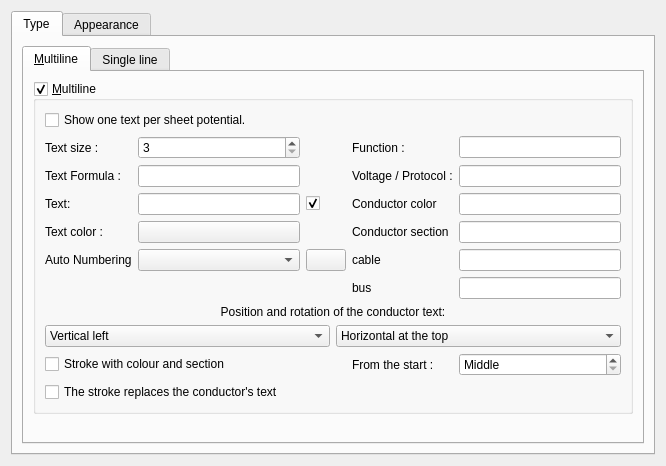
First picture: the form in sources/ui/conductorpropertieswidget.ui, repository qelectrotech/qelectrotech-source-mirror, before the edit.
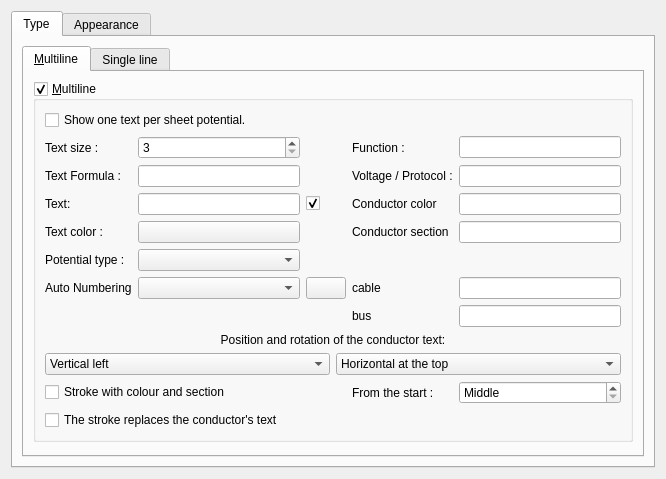
Second picture: the form after the edit. Icons and pictures are not drawn. Custom widgets are drawn as their Qt base class.

Commit message: Add potential types: draw conductors from the project's type list (#1539)

```diff
--- a/sources/ui/conductorpropertieswidget.ui
+++ b/sources/ui/conductorpropertieswidget.ui
@@ -52,6 +52,16 @@
               <bool>true</bool>
              </property>
              <layout class="QGridLayout" name="gridLayout_3">
+              <item row="5" column="0">
+               <widget class="QLabel" name="m_potential_type_label">
+                <property name="text">
+                 <string>Potential type :</string>
+                </property>
+               </widget>
+              </item>
+              <item row="5" column="1">
+               <widget class="QComboBox" name="m_potential_type_cb"/>
+              </item>
               <item row="4" column="0">
                <widget class="QLabel" name="label_14">
                 <property name="text">
```
The commit also changes 19 other files.
